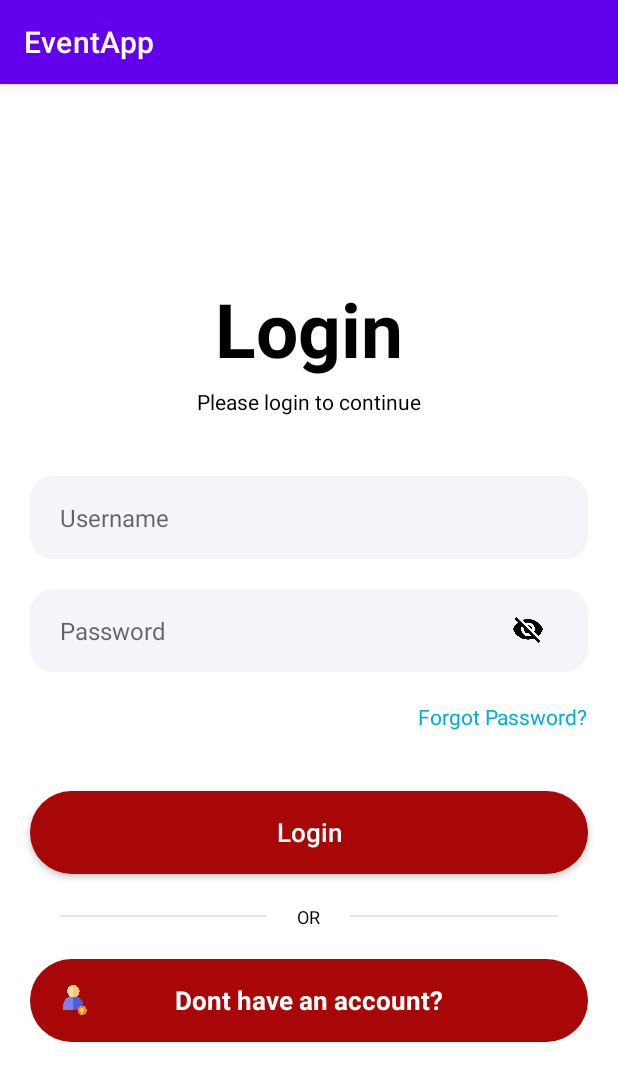
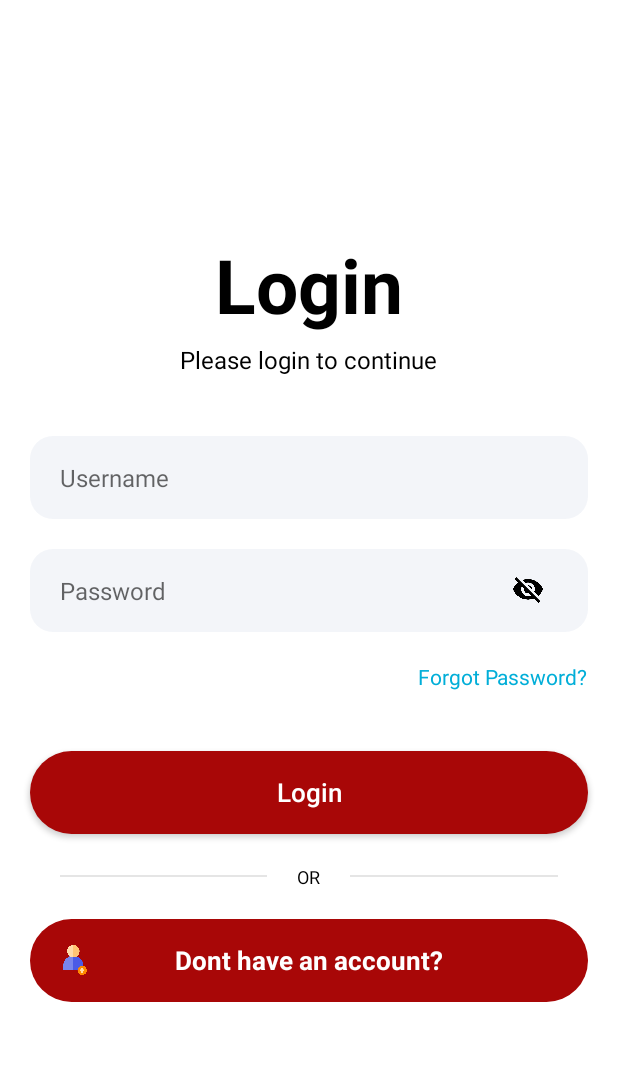
Before and after one commit to AmitGujar/EventApp, an Android app: the screen it shows after launch (Login), on a phone screen of 412 x 824 dp. Shown: the top 1081 px of the screen. Run offline under Robolectric (Android 15) with nearby library versions, the phone set to English and light mode, and no system bars.

Commit message:
action bar removed

```diff
--- a/app/src/main/res/layout/activity_login.xml
+++ b/app/src/main/res/layout/activity_login.xml
@@ -22,6 +22,7 @@
         android:layout_height="wrap_content"
         android:layout_gravity="center"
         android:text="@string/please_login_to_continue"
+        android:textSize="16sp"
         android:textColor="@color/black"
         android:layout_marginTop="5dp" />
 
--- a/app/src/main/res/values-night/themes.xml
+++ b/app/src/main/res/values-night/themes.xml
@@ -1,6 +1,6 @@
 <resources xmlns:tools="http://schemas.android.com/tools">
     <!-- Base application theme. -->
-    <style name="Theme.EventApp" parent="Theme.MaterialComponents.DayNight.DarkActionBar">
+    <style name="Theme.EventApp" parent="Theme.MaterialComponents.DayNight.NoActionBar">
         <!-- Primary brand color. -->
         <item name="colorPrimary">@color/purple_200</item>
         <item name="colorPrimaryVariant">@color/purple_700</item>
--- a/app/src/main/res/values/themes.xml
+++ b/app/src/main/res/values/themes.xml
@@ -1,6 +1,6 @@
 <resources xmlns:tools="http://schemas.android.com/tools">
     <!-- Base application theme. -->
-    <style name="Theme.EventApp" parent="Theme.MaterialComponents.DayNight.DarkActionBar">
+    <style name="Theme.EventApp" parent="Theme.MaterialComponents.DayNight.NoActionBar">
         <!-- Primary brand color. -->
         <item name="colorPrimary">@color/purple_500</item>
         <item name="colorPrimaryVariant">@color/purple_700</item>
```
